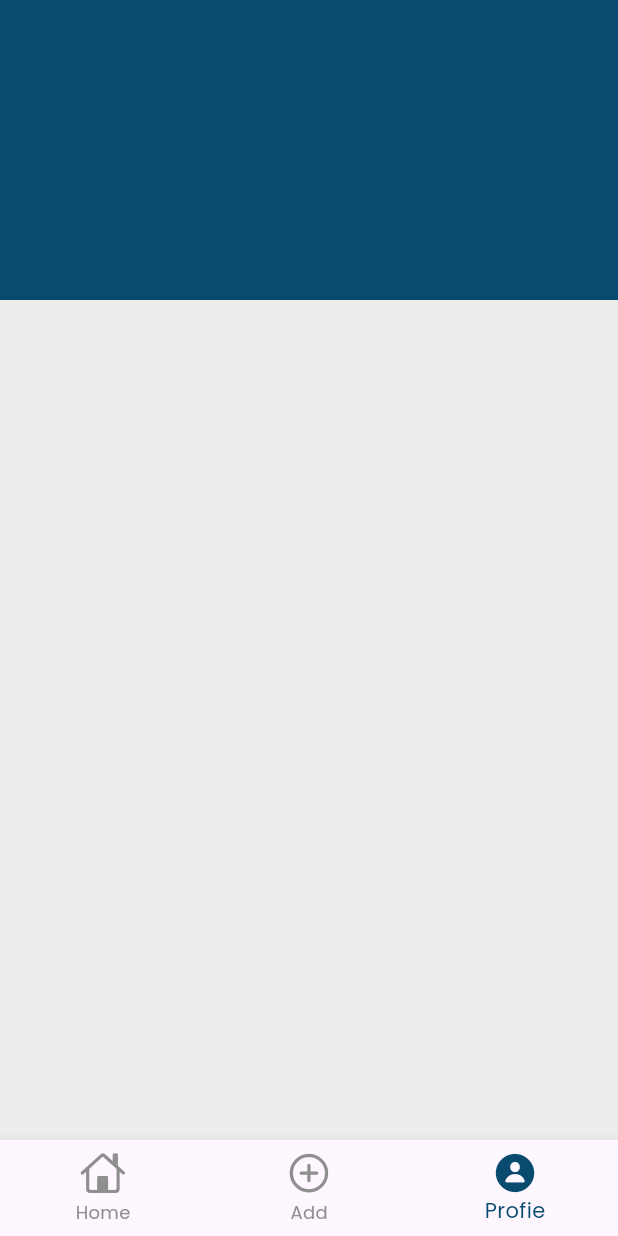
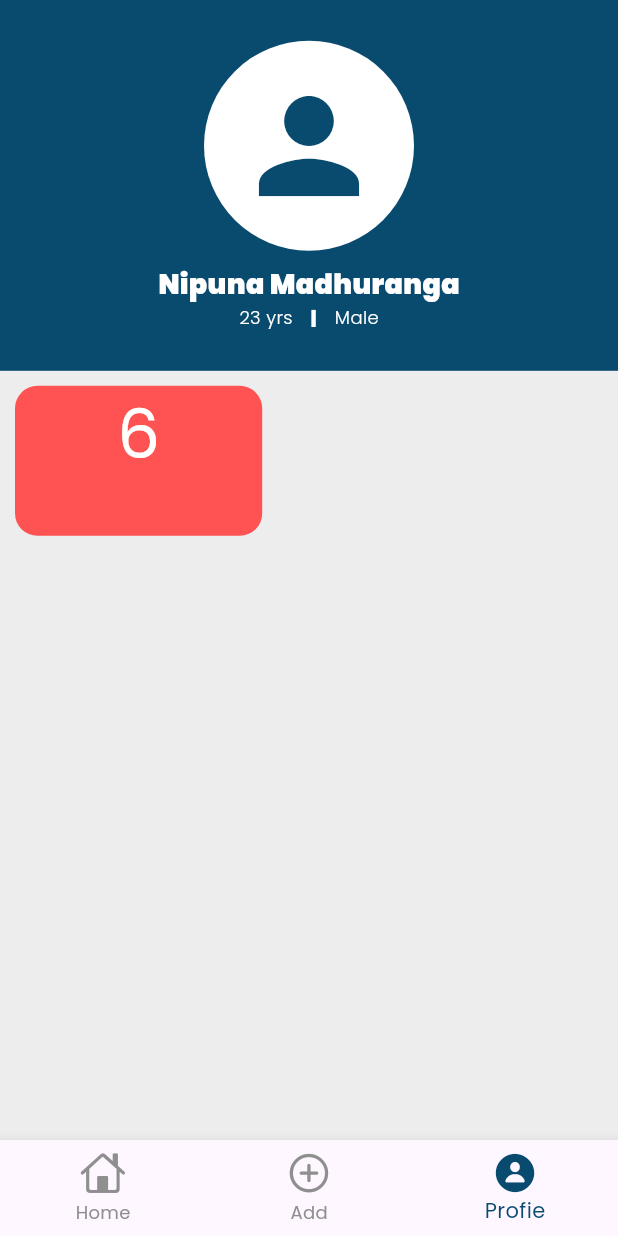
Before and after one commit to nipunagwdev-maker/mobi_health_care_app, a Flutter app: the screen it shows after launch, item 3 of the bottom bar chosen, on a phone screen of 412 x 824 dp. Run offline on Flutter 3.47's test engine with Material 3 defaults, Android fonts, the phone set to English and light mode, and no system bars; our stand-ins replace google_fonts.

Commit message:
working on profile page ui design

```diff
--- a/lib/data/user_data.dart
+++ b/lib/data/user_data.dart
@@ -20,7 +20,7 @@
     Medicine(
       medicineName: "Vitamin C",
       medicineDose: "1 tablet after breakfast",
-      successfullyDrinked: true,
+      successfullyDrinked: false,
       medicineId: 1,
     ),
 
--- a/lib/pages/profile_page.dart
+++ b/lib/pages/profile_page.dart
@@ -1,3 +1,4 @@
+import 'package:flutter/cupertino.dart';
 import 'package:flutter/material.dart';
 import 'package:mobi_health_care_app/constants/colors.dart';
 
@@ -11,15 +12,106 @@
 class _ProfilePageState extends State<ProfilePage> {
   @override
   Widget build(BuildContext context) {
-    return Scaffold(
+    return SafeArea(
+      child: Scaffold(
         body: Column(
           children: [
             Container(
               width: double.infinity,
-            height: 200,
+              height: MediaQuery.of(context).size.height * 0.3,
               decoration: BoxDecoration(color: kMainColor),
+              child: Column(
+                mainAxisAlignment: MainAxisAlignment.center,
+                children: [
+                  Container(
+                    height: 140,
+                    width: 140,
+                    decoration: BoxDecoration(
+                      borderRadius: BorderRadius.circular(100),
+                      color: kMainWhite,
+                    ),
+                    child: Icon(Icons.person, size: 100, color: kMainColor),
+                  ),
+                  const SizedBox(height: 10),
+                  Text(
+                    "Nipuna Madhuranga",
+                    style: TextStyle(
+                      color: kMainWhite,
+                      fontWeight: FontWeight.w900,
+                      fontSize: 18,
+                    ),
+                  ),
+                  Row(
+                    mainAxisAlignment: MainAxisAlignment.center,
+                    children: [
+                      Text(
+                        //age of the user
+                        "23 yrs",
+                        style: TextStyle(
+                          fontSize: 12,
+                          color: kMainWhite,
+                          fontWeight: FontWeight.w300,
+                        ),
+                      ),
+                      const SizedBox(width: 10),
+
+                      Text(
+                        " | ",
+                        style: TextStyle(
+                          fontSize: 12,
+                          color: kMainWhite,
+                          fontWeight: FontWeight.w900,
+                        ),
+                      ),
+                      const SizedBox(width: 10),
+
+                      //gender of the user
+                      Text(
+                        "Male",
+                        style: TextStyle(
+                          fontSize: 12,
+                          color: kMainWhite,
+                          fontWeight: FontWeight.w300,
+                        ),
                       ),
                     ],
+                  ),
+                ],
+              ),
+            ),
+
+            Padding(
+              padding: const EdgeInsets.all(kMainPadding),
+              child: Column(
+                children: [
+                  Row(
+                    children: [
+                      Container(
+                        height: 100,
+                        width: MediaQuery.of(context).size.width * 0.4,
+                        decoration: BoxDecoration(
+                          color: Colors.redAccent,
+                          borderRadius: BorderRadius.circular(15),
+                        ),
+                        child: Column(
+                          children: [
+                            Text(
+                              "6",
+                              style: TextStyle(
+                                color: Colors.white,
+                                fontSize: 45,
+                              ),
+                            ),
+                          ],
+                        ),
+                      ),
+                    ],
+                  ),
+                ],
+              ),
+            ),
+          ],
+        ),
       ),
     );
   }
--- a/pubspec.yaml
+++ b/pubspec.yaml
@@ -63,6 +63,7 @@
   # To add assets to your application, add an assets section, like this:
   assets:
       - assets/images/
+      - assets/images/pp.jpg
   #   - images/a_dot_burr.jpeg
   #   - images/a_dot_ham.jpeg
 
```
Also changed, not shown: assets/images/pp.jpg (added). Lines whose indentation alone changed are shown as unchanged.
